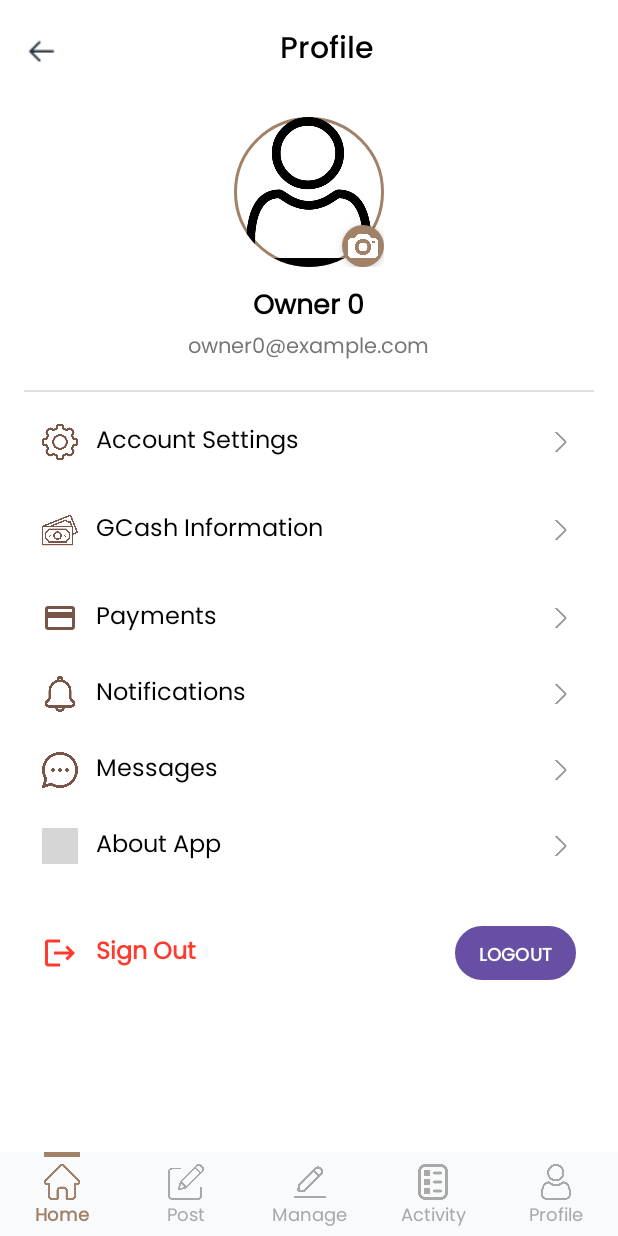
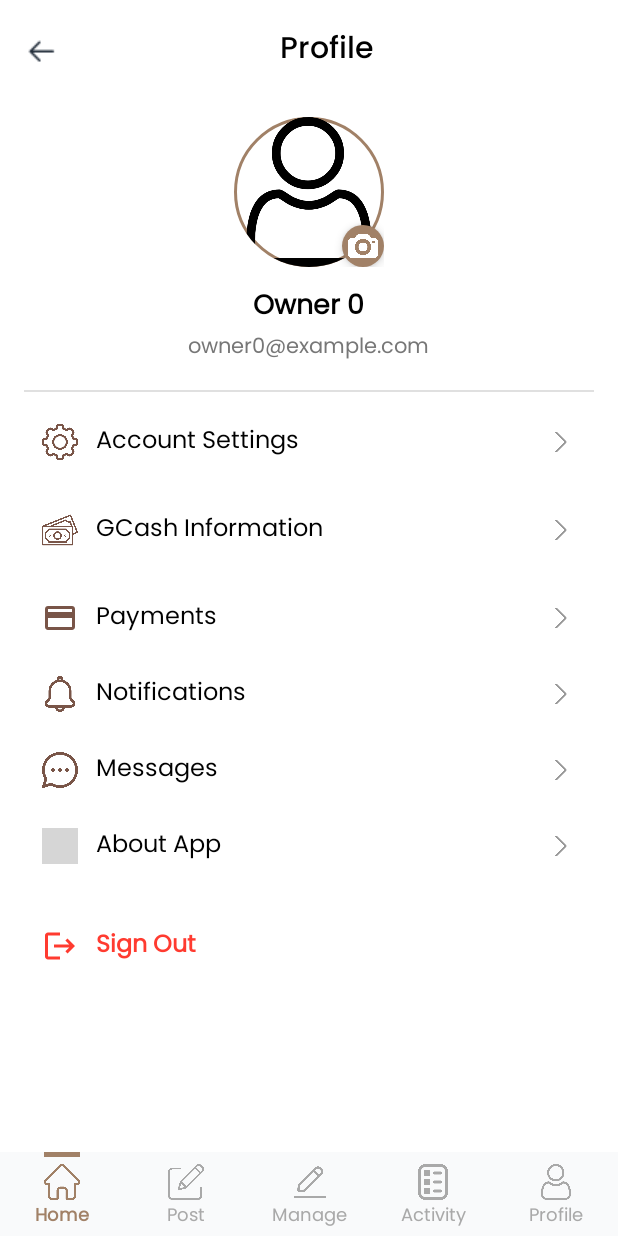
Before and after one commit to kikyamf/boardease_v3, an Android app: the fragment OwnerProfileFragment placed in its activity, on a phone screen of 412 x 824 dp. Run offline under Robolectric (Android 15) with nearby library versions, the phone set to English and light mode, and no system bars; our stand-ins replace Volley; network calls fail; pictures from the network do not load; grey boxes are pictures that could not be loaded.

Commit message:
signout functionality for owner (2)

```diff
--- a/app/src/main/java/com/example/mock/OwnerProfileFragment.java
+++ b/app/src/main/java/com/example/mock/OwnerProfileFragment.java
@@ -79,7 +79,6 @@ public class OwnerProfileFragment extends Fragment {
         tvOwnerEmail = view.findViewById(R.id.tvOwnerEmail);
         tvSignOut = view.findViewById(R.id.tvSignOut);
         layoutSignOut = view.findViewById(R.id.layoutSignOut);
-        btnLogout = view.findViewById(R.id.btnLogout);
 
         layoutPayments = view.findViewById(R.id.layoutPayments);
         layoutNotifications = view.findViewById(R.id.layoutNotifications);
--- a/app/src/main/res/layout/fragment_owner_profile.xml
+++ b/app/src/main/res/layout/fragment_owner_profile.xml
@@ -331,18 +331,6 @@
             android:textColor="#FF3B30"
             android:textStyle="bold" />
 
-        <Button
-            android:id="@+id/btnLogout"
-            android:layout_width="wrap_content"
-            android:layout_height="36dp"
-            android:text="LOGOUT"
-            android:textSize="12sp"
-            android:textStyle="bold"
-            android:textColor="@android:color/white"
-            android:background="@drawable/btn_logout_red"
-            android:paddingStart="16dp"
-            android:paddingEnd="16dp"
-            android:minWidth="80dp" />
     </LinearLayout>
 
 </LinearLayout>
```
